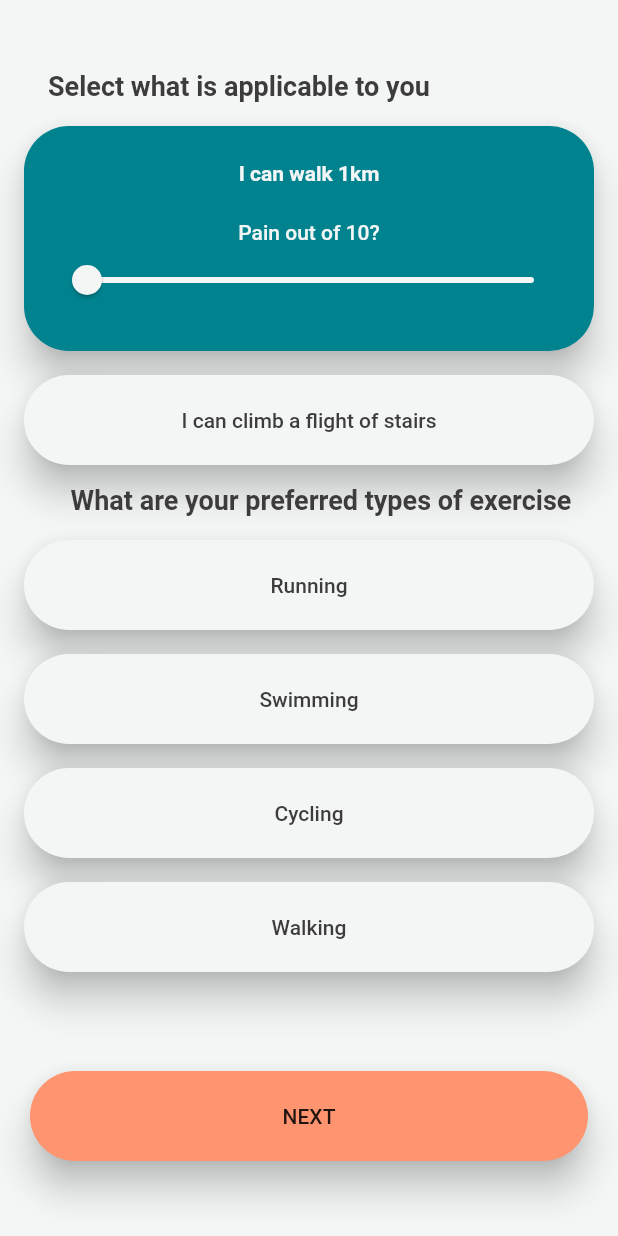
After one commit to lemonfrance/fitness_mobile_app, a Flutter app: the Onboarding screen opened directly, after a tap on "I can walk 1km", on a phone screen of 412 x 824 dp. The commit adds this screen. Run offline on Flutter 3.47's test engine with Material 2 defaults, Android fonts, the phone set to English and light mode, and no system bars; our stand-ins replace cloud_firestore, firebase_auth, firebase_core, flutter_spinkit, flutter_svg, percent_indicator and 2 more; missing offline and left inert: flutter_web_auth; accounts and stored records are empty; Roboto replaces fonts that are missing (Sohne-Buch).

Commit message:
12 onboarding page (#38)
* Some onboarding components made. Have placed them in the vitals page for now while i do the styling.

* onboarding set up

* Save changes - doest work

* Onboarding questions which the user will be taken through after registering

Co-authored-by: Jaimee <jmcl168@aucklanduni.ac.nz>

```diff
--- a/lib/Screens/authenticate/register.dart
+++ b/lib/Screens/authenticate/register.dart
@@ -1,8 +1,7 @@
 import 'package:flutter/material.dart';
 import 'package:wearable_intelligence/Services/auth.dart';
 import 'package:wearable_intelligence/loading.dart';
-import 'package:wearable_intelligence/main.dart';
-import 'package:wearable_intelligence/pages/homepage.dart';
+import 'package:wearable_intelligence/pages/onboarding.dart';
 import 'package:wearable_intelligence/styles.dart';
 
 class Register extends StatefulWidget {
@@ -105,7 +104,7 @@ class _RegisterState extends State<Register> {
                           } else {
                             Navigator.push(
                               context,
-                              MaterialPageRoute(builder: (context) => MyHomePage('Wearable Intelligence')),
+                              MaterialPageRoute(builder: (context) => Onboarding()),
                             );
                           }
                         }
--- a/lib/Screens/wrapper.dart
+++ b/lib/Screens/wrapper.dart
@@ -1,21 +1,16 @@
+import 'package:firebase_auth/firebase_auth.dart';
 import 'package:flutter/material.dart';
-import 'package:provider/provider.dart';
-import 'package:wearable_intelligence/Screens/Home/home.dart';
 import 'package:wearable_intelligence/Screens/authenticate/authenticate.dart';
-import 'package:wearable_intelligence/models/user.dart';
 import 'package:wearable_intelligence/pages/homepage.dart';
 
-import '../main.dart';
-
 class Wrapper extends StatelessWidget {
-
   @override
   Widget build(BuildContext context) {
-
-    final user = Provider.of<Users?>(context);
+    FirebaseAuth auth = FirebaseAuth.instance;
+    final user = auth.currentUser;
 
     // return either home or authenticate widget
-    if(user == null){
+    if (user == null) {
       return Authenticate();
     } else {
       return MyHomePage('Wearable Intelligence');
--- a/lib/components/progressTile.dart
+++ b/lib/components/progressTile.dart
@@ -2,8 +2,8 @@ import 'package:flutter/material.dart';
 import 'package:wearable_intelligence/styles.dart';
 
 class ProgressTile extends StatelessWidget {
-  String title = "";
-  int? data = 0;
+  String title;
+  int data;
 
   ProgressTile(this.title, this.data);
 
@@ -30,7 +30,7 @@ class ProgressTile extends StatelessWidget {
         children: [
           Text(
             data.toString(),
-            style: TextStyle(fontSize: 72, color: Colours.darkBlue),
+            style: TextStyle(fontSize: 30, color: Colours.darkBlue),
             textAlign: TextAlign.center,
           ),
           Text(
--- a/lib/main.dart
+++ b/lib/main.dart
@@ -1,16 +1,12 @@
 import 'package:firebase_core/firebase_core.dart';
 import 'package:flutter/material.dart';
-import 'package:provider/provider.dart';
 import 'package:wearable_intelligence/Screens/wrapper.dart';
-import 'package:wearable_intelligence/Services/auth.dart';
-import 'package:wearable_intelligence/models/user.dart';
 import 'package:wearable_intelligence/styles.dart';
 import 'package:wearable_intelligence/utils/globals.dart' as global;
+
 import 'Services/fitbit.dart';
 
-
-
-void main() async{
+void main() async {
   WidgetsFlutterBinding.ensureInitialized();
   await Firebase.initializeApp();
   runApp(MyApp());
@@ -24,17 +20,13 @@ class MyApp extends StatelessWidget {
   // This widget is the root of your application.
   @override
   Widget build(BuildContext context) {
-    if(global.fitBitAccount){
+    if (global.fitBitAccount) {
       getRefreshToken();
     }
-    return StreamProvider<Users?>.value(
-      value: AuthService().user,
-      initialData: Users(),
-      child: MaterialApp(
-        title: 'Wearable Intelligence',
-        theme: AppTheme.theme,
-        home: Wrapper(),
-      )
+    return MaterialApp(
+      title: 'Wearable Intelligence',
+      theme: AppTheme.theme,
+      home: Wrapper(),
     );
   }
 }
--- /dev/null
+++ b/lib/pages/onboarding.dart
@@ -0,0 +1,296 @@
+import 'package:flutter/material.dart';
+import 'package:flutter/rendering.dart';
+import 'package:wearable_intelligence/styles.dart';
+import 'package:wearable_intelligence/utils/onboardingQuestions.dart';
+
+import 'homepage.dart';
+
+class Onboarding extends StatefulWidget {
+  Onboarding() : super();
+
+  @override
+  _OnboardingState createState() => _OnboardingState();
+}
+
+class _OnboardingState extends State<Onboarding> {
+  int _widgetIndex = 0;
+
+  // List of level 1 questions
+  List levelOneQuestions = [
+    {"question": walkBlock, "selected": false, "type": "expandedPain", "pain": 0.0},
+    {"question": climbStairs, "selected": false, "type": "expandedPain", "pain": 0.0},
+    {"question": preferredExercise, "selected": false, "type": "exercise"},
+  ];
+
+  // List of level 2 questions
+  List levelTwoQuestions = [
+    {"question": runBlock, "selected": false, "type": "expandedPain", "pain": 0.0}
+  ];
+
+  // List of level 3 questions
+  List levelThreeQuestions = [
+    {"question": runDistance, "selected": false, "type": "expandedDistance", "distance": 0.0},
+    {"question": swimDistance, "selected": false, "type": "expandedDistance", "distance": 0.0},
+    {"question": bikeDistance, "selected": false, "type": "expandedDistance", "distance": 0.0},
+  ];
+
+  // This is used for boolean answers
+  Widget boolButton(String question, int index, List list) {
+    return Padding(
+      padding: EdgeInsets.only(left: 16, right: 16),
+      child: MaterialButton(
+        onPressed: () {
+          setState(() {
+            list[index]["selected"] = !list[index]["selected"];
+          });
+        },
+        minWidth: double.infinity,
+        height: 60,
+        elevation: 10,
+        shape: StadiumBorder(),
+        color: list[index]["selected"] ? Colours.darkBlue : Colours.white,
+        child: Text(
+          question,
+          style: TextStyle(color: list[index]["selected"] ? Colours.white : Colours.black),
+        ),
+      ),
+    );
+  }
+
+  // This button is used when we would like to know a pain tolerance or distance.
+  // When selected, the user will be prompted with a slider
+  Widget expandingButton(String question, int index, List list, bool painQuestion) {
+    return list[index]["selected"]
+        ? Padding(
+            padding: EdgeInsets.only(left: 16, right: 16),
+            child: MaterialButton(
+              onPressed: () {
+                setState(() {
+                  list[index]["selected"] = !list[index]["selected"];
+                });
+              },
+              minWidth: double.infinity,
+              height: 150,
+              elevation: 10,
+              shape: RoundedRectangleBorder(borderRadius: BorderRadius.circular(30)),
+              color: list[index]["selected"] ? Colours.darkBlue : Colours.white,
+              child: Container(
+                height: 150,
+                child: Column(
+                  mainAxisAlignment: MainAxisAlignment.spaceEvenly,
+                  children: [
+                    Text(
+                      question,
+                      style: TextStyle(color: Colours.white, fontWeight: FontWeight.bold),
+                    ),
+                    Column(
+                      children: [
+                        painQuestion
+                            ? Text(
+                                pain,
+                                style: TextStyle(color: Colours.white),
+                              )
+                            : Text(
+                                "Distance: " + list[index]["distance"].round().toString() + "km",
+                                style: TextStyle(color: Colours.white),
+                              ),
+                        Slider(
+                          value: painQuestion ? list[index]["pain"] : list[index]["distance"],
+                          min: 0,
+                          max: 10,
+                          divisions: 10,
+                          activeColor: Colours.white,
+                          inactiveColor: Colours.white,
+                          label: painQuestion ? list[index]["pain"].round().toString() : (list[index]["distance"].round().toString() + "km"),
+                          onChanged: (double value) {
+                            setState(() {
+                              painQuestion ? list[index]["pain"] = value : list[index]["distance"] = value;
+                            });
+                          },
+                        ),
+                      ],
+                    )
+                  ],
+                ),
+              ),
+            ),
+          )
+        : boolButton(question, index, list);
+  }
+
+  // This displays the types of exercises in level 1
+  Widget exerciseList() {
+    return Column(
+      children: [
+        Padding(
+          padding: EdgeInsets.only(left: 16, bottom: 16),
+          child: Text(
+            "What are your preferred types of exercise",
+            textAlign: TextAlign.start,
+            style: AppTheme.theme.textTheme.headline3!.copyWith(fontWeight: FontWeight.bold),
+          ),
+        ),
+        ListView.separated(
+          clipBehavior: Clip.none,
+          physics: NeverScrollableScrollPhysics(),
+          shrinkWrap: true,
+          itemCount: exerciseTypes.length,
+          itemBuilder: (context, index) {
+            return boolButton(exerciseTypes[index]["type"], index, exerciseTypes);
+          },
+          separatorBuilder: (BuildContext context, int index) => Divider(
+            color: Colors.transparent,
+          ),
+        ),
+      ],
+    );
+  }
+
+  Widget levelOne() {
+    return Column(
+      mainAxisAlignment: MainAxisAlignment.spaceBetween,
+      children: [
+        ListView.separated(
+          clipBehavior: Clip.none,
+          physics: NeverScrollableScrollPhysics(),
+          shrinkWrap: true,
+          itemCount: levelOneQuestions.length,
+          itemBuilder: (context, index) {
+            switch (levelOneQuestions[index]["type"]) {
+              case "expandedPain":
+                return expandingButton(levelOneQuestions[index]["question"], index, levelOneQuestions, true);
+              case "exercise":
+                return exerciseList();
+              default:
+                return Container();
+            }
+          },
+          separatorBuilder: (BuildContext context, int index) => Divider(
+            color: Colors.transparent,
+          ),
+        ),
+      ],
+    );
+  }
+
+  Widget levelTwo() {
+    return expandingButton(levelTwoQuestions[0]["question"], 0, levelTwoQuestions, true);
+  }
+
+  Widget levelThree() {
+    return Column(
+      mainAxisAlignment: MainAxisAlignment.spaceBetween,
+      children: [
+        ListView.separated(
+          clipBehavior: Clip.none,
+          physics: AlwaysScrollableScrollPhysics(),
+          shrinkWrap: true,
+          itemCount: levelThreeQuestions.length,
+          itemBuilder: (context, index) {
+            switch (levelThreeQuestions[index]["type"]) {
+              case "expandedDistance":
+                return expandingButton(levelThreeQuestions[index]["question"], index, levelThreeQuestions, false);
+              default:
+                return Container();
+            }
+          },
+          separatorBuilder: (BuildContext context, int index) => Divider(
+            color: Colors.transparent,
+          ),
+        ),
+      ],
+    );
+  }
+
+  @override
+  Widget build(BuildContext context) {
+    bool finished = false;
+    return Scaffold(
+      backgroundColor: AppTheme.theme.backgroundColor,
+      body: Column(
+        mainAxisAlignment: MainAxisAlignment.spaceBetween,
+        children: [
+          Container(
+            height: MediaQuery.of(context).size.height - 130,
+            child: ListView(
+              physics: AlwaysScrollableScrollPhysics(),
+              children: [
+                Padding(
+                  padding: EdgeInsets.only(left: 32, top: 50),
+                  child: Text(
+                    "Select what is applicable to you",
+                    textAlign: TextAlign.start,
+                    style: AppTheme.theme.textTheme.headline3!.copyWith(fontWeight: FontWeight.bold),
+                  ),
+                ),
+                Divider(color: Colors.transparent),
+                IndexedStack(
+                  index: _widgetIndex,
+                  children: [
+                    levelOne(),
+                    levelTwo(),
+                    levelThree(),
+                  ],
+                ),
+              ],
+            ),
+          ),
+          Stack(
+            alignment: AlignmentDirectional.topCenter,
+            children: [
+              Container(
+                color: Colours.white,
+                height: 130,
+              ),
+              Padding(
+                padding: EdgeInsets.only(left: 20, right: 20, top: 20),
+                child: MaterialButton(
+                  onPressed: () {
+                    setState(() {
+                      switch (_widgetIndex) {
+                        case 0:
+                          // Make sure that they can both walk 1k and climb a flight of stairs
+                          // Make sure they are not in unnecessary pain
+                          if (levelOneQuestions[0]["selected"] == true &&
+                              levelOneQuestions[1]["selected"] == true &&
+                              levelOneQuestions[0]["pain"] < 6 &&
+                              levelOneQuestions[1]["pain"] < 6) {
+                            _widgetIndex = 1;
+                          } else {
+                            finished = true;
+                          }
+                          break;
+                        case 1:
+                          if (levelTwoQuestions[0]["selected"] == true && levelTwoQuestions[0]["pain"] < 6) {
+                            _widgetIndex = 2;
+                          } else {
+                            finished = true;
+                          }
+                          break;
+                        case 2:
+                          finished = true;
+                          break;
+                      }
+                    });
+                    if (finished) {
+                      Navigator.push(
+                        context,
+                        MaterialPageRoute(builder: (context) => MyHomePage('Wearable Intelligence')),
+                      );
+                    }
+                  },
+                  minWidth: double.infinity,
+                  height: 60,
+                  elevation: 10,
+                  shape: StadiumBorder(),
+                  color: Colours.highlight,
+                  child: Text("NEXT"),
+                ),
+              ),
+            ],
+          ),
+        ],
+      ),
+    );
+  }
+}
--- /dev/null
+++ b/lib/utils/onboardingQuestions.dart
@@ -0,0 +1,20 @@
+const String pain = "Pain out of 10?";
+
+// Level 1
+const String walkBlock = "I can walk 1km";
+const String climbStairs = "I can climb a flight of stairs";
+const String preferredExercise = "What is your preferred form of exercise?";
+List exerciseTypes = [
+  {"type": "Running", "selected": false},
+  {"type": "Swimming", "selected": false},
+  {"type": "Cycling", "selected": false},
+  {"type": "Walking", "selected": false},
+];
+
+// Level 2
+const String runBlock = "I can run 1km";
+
+// Level 3
+const String runDistance = "I can run beyond 1km";
+const String swimDistance = "I can swim beyond 1km";
+const String bikeDistance = "I can bike beyond 1km";
```
Also changed, not shown: lib/components/drawer_state.dart (+8 -35 lines), lib/pages/weekPlan.dart (+7 -10 lines), pubspec.lock, 2 other files.
